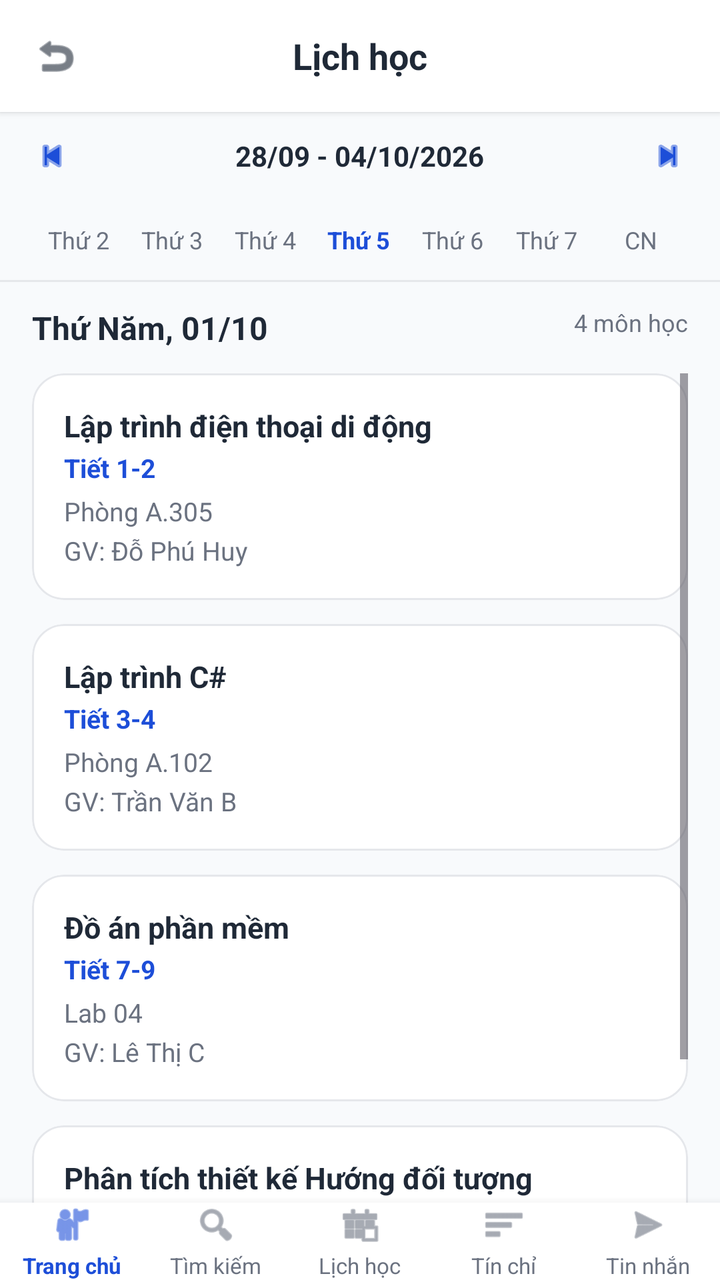
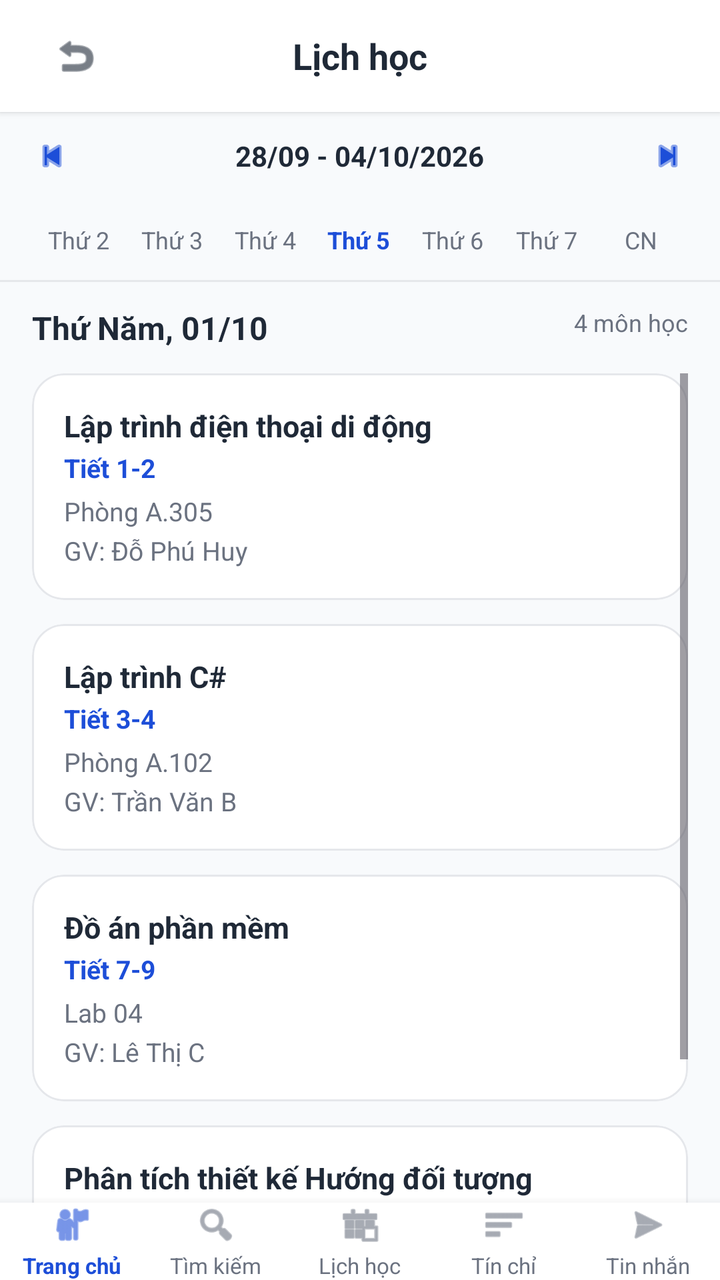

Two renders of the same Android screen: before a commit and after it. Below are the layout's source before the change and the commit's diff.
<!-- AndroidManifest.xml: application theme Theme.XayDung -->
<!-- res/layout/activity_schedule.xml -->
<?xml version="1.0" encoding="utf-8"?>
<RelativeLayout xmlns:android="http://schemas.android.com/apk/res/android"
    xmlns:app="http://schemas.android.com/apk/res-auto"
    android:layout_width="match_parent"
    android:layout_height="match_parent"
    android:background="@color/figma_bg">

    <LinearLayout
        android:layout_width="match_parent"
        android:layout_height="match_parent"
        android:layout_above="@id/bottomNavigation"
        android:orientation="vertical">

        
        <RelativeLayout
            android:layout_width="match_parent"
            android:layout_height="56dp"
            android:paddingHorizontal="16dp"
            android:background="@color/white"
            android:elevation="2dp">

            <ImageView
                android:id="@+id/btnBack"
                android:layout_width="24dp"
                android:layout_height="24dp"
                android:layout_centerVertical="true"
                android:src="@android:drawable/ic_menu_revert"
                android:contentDescription="Back"
                app:tint="@color/figma_text_primary" />

            <TextView
                android:layout_width="wrap_content"
                android:layout_height="wrap_content"
                android:layout_centerInParent="true"
                android:text="Lịch học"
                android:textColor="@color/figma_text_primary"
                android:textSize="18sp"
                android:textStyle="bold" />
        </RelativeLayout>

        
        <RelativeLayout
            android:layout_width="match_parent"
            android:layout_height="44dp"
            android:paddingHorizontal="16dp"
            android:gravity="center_vertical">

            <ImageView
                android:layout_width="20dp"
                android:layout_height="20dp"
                android:layout_alignParentStart="true"
                android:layout_centerVertical="true"
                android:src="@android:drawable/ic_media_previous"
                android:contentDescription="Prev"
                app:tint="@color/figma_blue" />

            <TextView
                android:layout_width="wrap_content"
                android:layout_height="wrap_content"
                android:layout_centerInParent="true"
                android:text="28/09 - 04/10/2026"
                android:textColor="@color/figma_text_primary"
                android:textSize="14sp"
                android:textStyle="bold" />

            <ImageView
                android:layout_width="20dp"
                android:layout_height="20dp"
                android:layout_alignParentEnd="true"
                android:layout_centerVertical="true"
                android:src="@android:drawable/ic_media_next"
                android:contentDescription="Next"
                app:tint="@color/figma_blue" />
        </RelativeLayout>

        
        <LinearLayout
            android:layout_width="match_parent"
            android:layout_height="40dp"
            android:orientation="horizontal"
            android:paddingHorizontal="16dp"
            android:gravity="center_vertical">

            <TextView
                android:layout_width="0dp"
                android:layout_height="wrap_content"
                android:layout_weight="1"
                android:gravity="center"
                android:text="Thứ 2"
                android:textColor="@color/figma_text_secondary"
                android:textSize="12sp" />

            <TextView
                android:layout_width="0dp"
                android:layout_height="wrap_content"
                android:layout_weight="1"
                android:gravity="center"
                android:text="Thứ 3"
                android:textColor="@color/figma_text_secondary"
                android:textSize="12sp" />

            <TextView
                android:layout_width="0dp"
                android:layout_height="wrap_content"
                android:layout_weight="1"
                android:gravity="center"
                android:text="Thứ 4"
                android:textColor="@color/figma_text_secondary"
                android:textSize="12sp" />

            <TextView
                android:layout_width="0dp"
                android:layout_height="wrap_content"
                android:layout_weight="1"
                android:gravity="center"
                android:text="Thứ 5"
                android:textColor="@color/figma_blue"
                android:textSize="12sp"
                android:textStyle="bold" />

            <TextView
                android:layout_width="0dp"
                android:layout_height="wrap_content"
                android:layout_weight="1"
                android:gravity="center"
                android:text="Thứ 6"
                android:textColor="@color/figma_text_secondary"
                android:textSize="12sp" />

            <TextView
                android:layout_width="0dp"
                android:layout_height="wrap_content"
                android:layout_weight="1"
                android:gravity="center"
                android:text="Thứ 7"
                android:textColor="@color/figma_text_secondary"
                android:textSize="12sp" />

            <TextView
                android:layout_width="0dp"
                android:layout_height="wrap_content"
                android:layout_weight="1"
                android:gravity="center"
                android:text="CN"
                android:textColor="@color/figma_text_secondary"
                android:textSize="12sp" />
        </LinearLayout>

        <View
            android:layout_width="match_parent"
            android:layout_height="1dp"
            android:background="@color/figma_card_border"
            android:layout_marginBottom="12dp" />

        
        <RelativeLayout
            android:layout_width="match_parent"
            android:layout_height="wrap_content"
            android:paddingHorizontal="16dp"
            android:layout_marginBottom="12dp">

            <TextView
                android:layout_width="wrap_content"
                android:layout_height="wrap_content"
                android:text="Thứ Năm, 01/10"
                android:textColor="@color/figma_text_primary"
                android:textSize="16sp"
                android:textStyle="bold" />

            <TextView
                android:layout_width="wrap_content"
                android:layout_height="wrap_content"
                android:layout_alignParentEnd="true"
                android:text="4 môn học"
                android:textColor="@color/figma_text_secondary"
                android:textSize="12sp" />
        </RelativeLayout>

        
        <ScrollView
            android:layout_width="match_parent"
            android:layout_height="match_parent"
            android:paddingHorizontal="16dp">

            <LinearLayout
                android:layout_width="match_parent"
                android:layout_height="wrap_content"
                android:orientation="vertical">

                
                <com.google.android.material.card.MaterialCardView
                    android:id="@+id/cardScheduleSubject1"
                    android:layout_width="match_parent"
                    android:layout_height="wrap_content"
                    android:layout_marginBottom="12dp"
                    app:cardCornerRadius="16dp"
                    app:cardElevation="0dp"
                    app:cardBackgroundColor="@color/white"
                    app:strokeColor="@color/figma_card_border"
                    app:strokeWidth="1dp"
                    android:clickable="true"
                    android:focusable="true">

                    <LinearLayout
                        android:layout_width="match_parent"
                        android:layout_height="wrap_content"
                        android:orientation="vertical"
                        android:padding="16dp">

                        <TextView
                            android:layout_width="wrap_content"
                            android:layout_height="wrap_content"
                            android:text="Lập trình điện thoại di động"
                            android:textColor="@color/figma_text_primary"
                            android:textSize="15sp"
                            android:textStyle="bold" />

                        <TextView
                            android:layout_width="wrap_content"
                            android:layout_height="wrap_content"
                            android:layout_marginTop="2dp"
                            android:text="Tiết 1-2"
                            android:textColor="@color/figma_blue"
                            android:textSize="13sp"
                            android:textStyle="bold" />

                        <TextView
                            android:layout_width="wrap_content"
                            android:layout_height="wrap_content"
                            android:layout_marginTop="4dp"
                            android:text="Phòng A.305"
                            android:textColor="@color/figma_text_secondary"
                            android:textSize="13sp" />

                        <TextView
                            android:layout_width="wrap_content"
                            android:layout_height="wrap_content"
                            android:layout_marginTop="2dp"
                            android:text="GV: Đỗ Phú Huy"
                            android:textColor="@color/figma_text_secondary"
                            android:textSize="13sp" />
                    </LinearLayout>
                </com.google.android.material.card.MaterialCardView>

                
                <com.google.android.material.card.MaterialCardView
                    android:layout_width="match_parent"
                    android:layout_height="wrap_content"
                    android:layout_marginBottom="12dp"
                    app:cardCornerRadius="16dp"
                    app:cardElevation="0dp"
                    app:cardBackgroundColor="@color/white"
                    app:strokeColor="@color/figma_card_border"
                    app:strokeWidth="1dp">

                    <LinearLayout
                        android:layout_width="match_parent"
                        android:layout_height="wrap_content"
                        android:orientation="vertical"
                        android:padding="16dp">

                        <TextView
                            android:layout_width="wrap_content"
                            android:layout_height="wrap_content"
                            android:text="Lập trình C#"
                            android:textColor="@color/figma_text_primary"
                            android:textSize="15sp"
                            android:textStyle="bold" />

                        <TextView
                            android:layout_width="wrap_content"
                            android:layout_height="wrap_content"
                            android:layout_marginTop="2dp"
                            android:text="Tiết 3-4"
                            android:textColor="@color/figma_blue"
                            android:textSize="13sp"
                            android:textStyle="bold" />

                        <TextView
                            android:layout_width="wrap_content"
                            android:layout_height="wrap_content"
                            android:layout_marginTop="4dp"
                            android:text="Phòng A.102"
                            android:textColor="@color/figma_text_secondary"
                            android:textSize="13sp" />

                        <TextView
                            android:layout_width="wrap_content"
                            android:layout_height="wrap_content"
                            android:layout_marginTop="2dp"
                            android:text="GV: Trần Văn B"
                            android:textColor="@color/figma_text_secondary"
                            android:textSize="13sp" />
                    </LinearLayout>
                </com.google.android.material.card.MaterialCardView>

                
                <com.google.android.material.card.MaterialCardView
                    android:layout_width="match_parent"
                    android:layout_height="wrap_content"
                    android:layout_marginBottom="12dp"
                    app:cardCornerRadius="16dp"
                    app:cardElevation="0dp"
                    app:cardBackgroundColor="@color/white"
                    app:strokeColor="@color/figma_card_border"
                    app:strokeWidth="1dp">

                    <LinearLayout
                        android:layout_width="match_parent"
                        android:layout_height="wrap_content"
                        android:orientation="vertical"
                        android:padding="16dp">

                        <TextView
                            android:layout_width="wrap_content"
                            android:layout_height="wrap_content"
                            android:text="Đồ án phần mềm"
                            android:textColor="@color/figma_text_primary"
                            android:textSize="15sp"
                            android:textStyle="bold" />

                        <TextView
                            android:layout_width="wrap_content"
                            android:layout_height="wrap_content"
                            android:layout_marginTop="2dp"
                            android:text="Tiết 7-9"
                            android:textColor="@color/figma_blue"
                            android:textSize="13sp"
                            android:textStyle="bold" />

                        <TextView
                            android:layout_width="wrap_content"
                            android:layout_height="wrap_content"
                            android:layout_marginTop="4dp"
                            android:text="Lab 04"
                            android:textColor="@color/figma_text_secondary"
                            android:textSize="13sp" />

                        <TextView
                            android:layout_width="wrap_content"
                            android:layout_height="wrap_content"
                            android:layout_marginTop="2dp"
                            android:text="GV: Lê Thị C"
                            android:textColor="@color/figma_text_secondary"
                            android:textSize="13sp" />
                    </LinearLayout>
                </com.google.android.material.card.MaterialCardView>

                
                <com.google.android.material.card.MaterialCardView
                    android:layout_width="match_parent"
                    android:layout_height="wrap_content"
                    android:layout_marginBottom="12dp"
                    app:cardCornerRadius="16dp"
                    app:cardElevation="0dp"
                    app:cardBackgroundColor="@color/white"
                    app:strokeColor="@color/figma_card_border"
                    app:strokeWidth="1dp">

                    <LinearLayout
                        android:layout_width="match_parent"
                        android:layout_height="wrap_content"
                        android:orientation="vertical"
                        android:padding="16dp">

                        <TextView
                            android:layout_width="wrap_content"
                            android:layout_height="wrap_content"
                            android:text="Phân tích thiết kế Hướng đối tượng"
                            android:textColor="@color/figma_text_primary"
                            android:textSize="15sp"
                            android:textStyle="bold" />

                        <TextView
                            android:layout_width="wrap_content"
                            android:layout_height="wrap_content"
                            android:layout_marginTop="2dp"
                            android:text="Tiết 10-11"
                            android:textColor="@color/figma_blue"
                            android:textSize="13sp"
                            android:textStyle="bold" />

                        <TextView
                            android:layout_width="wrap_content"
                            android:layout_height="wrap_content"
                            android:layout_marginTop="4dp"
                            android:text="Phòng B.201"
                            android:textColor="@color/figma_text_secondary"
                            android:textSize="13sp" />

                        <TextView
                            android:layout_width="wrap_content"
                            android:layout_height="wrap_content"
                            android:layout_marginTop="2dp"
                            android:text="GV: Nguyễn Văn A"
                            android:textColor="@color/figma_text_secondary"
                            android:textSize="13sp" />
                    </LinearLayout>
                </com.google.android.material.card.MaterialCardView>

            </LinearLayout>
        </ScrollView>

    </LinearLayout>

    <include
        android:id="@+id/bottomNavigation"
        layout="@layout/layout_bottom_nav"
        android:layout_width="match_parent"
        android:layout_height="wrap_content"
        android:layout_alignParentBottom="true" />

</RelativeLayout>
<!-- res/layout/layout_bottom_nav.xml (included above) -->
<?xml version="1.0" encoding="utf-8"?>
<LinearLayout xmlns:android="http://schemas.android.com/apk/res/android"
    xmlns:app="http://schemas.android.com/apk/res-auto"
    android:layout_width="match_parent"
    android:layout_height="64dp"
    android:background="@color/white"
    android:elevation="8dp"
    android:orientation="horizontal"
    android:gravity="center_vertical">

    
    <LinearLayout
        android:id="@+id/navHome"
        android:layout_width="0dp"
        android:layout_height="match_parent"
        android:layout_weight="1"
        android:gravity="center"
        android:orientation="vertical"
        android:clickable="true"
        android:focusable="true">

        <ImageView
            android:id="@+id/iconHome"
            android:layout_width="22dp"
            android:layout_height="22dp"
            android:src="@android:drawable/ic_menu_myplaces"
            android:contentDescription="Trang chủ"
            app:tint="@color/figma_blue" />

        <TextView
            android:id="@+id/textHome"
            android:layout_width="wrap_content"
            android:layout_height="wrap_content"
            android:layout_marginTop="2dp"
            android:text="Trang chủ"
            android:textColor="@color/figma_blue"
            android:textSize="11sp"
            android:textStyle="bold" />
    </LinearLayout>

    
    <LinearLayout
        android:id="@+id/navSearch"
        android:layout_width="0dp"
        android:layout_height="match_parent"
        android:layout_weight="1"
        android:gravity="center"
        android:orientation="vertical"
        android:clickable="true"
        android:focusable="true">

        <ImageView
            android:id="@+id/iconSearch"
            android:layout_width="22dp"
            android:layout_height="22dp"
            android:src="@android:drawable/ic_menu_search"
            android:contentDescription="Tìm kiếm"
            app:tint="@color/figma_text_secondary" />

        <TextView
            android:id="@+id/textSearch"
            android:layout_width="wrap_content"
            android:layout_height="wrap_content"
            android:layout_marginTop="2dp"
            android:text="Tìm kiếm"
            android:textColor="@color/figma_text_secondary"
            android:textSize="11sp" />
    </LinearLayout>

    
    <LinearLayout
        android:id="@+id/navSchedule"
        android:layout_width="0dp"
        android:layout_height="match_parent"
        android:layout_weight="1"
        android:gravity="center"
        android:orientation="vertical"
        android:clickable="true"
        android:focusable="true">

        <ImageView
            android:id="@+id/iconSchedule"
            android:layout_width="22dp"
            android:layout_height="22dp"
            android:src="@android:drawable/ic_menu_today"
            android:contentDescription="Lịch học"
            app:tint="@color/figma_text_secondary" />

        <TextView
            android:id="@+id/textSchedule"
            android:layout_width="wrap_content"
            android:layout_height="wrap_content"
            android:layout_marginTop="2dp"
            android:text="Lịch học"
            android:textColor="@color/figma_text_secondary"
            android:textSize="11sp" />
    </LinearLayout>

    
    <LinearLayout
        android:id="@+id/navCredit"
        android:layout_width="0dp"
        android:layout_height="match_parent"
        android:layout_weight="1"
        android:gravity="center"
        android:orientation="vertical"
        android:clickable="true"
        android:focusable="true">

        <ImageView
            android:id="@+id/iconCredit"
            android:layout_width="22dp"
            android:layout_height="22dp"
            android:src="@android:drawable/ic_menu_sort_by_size"
            android:contentDescription="Tín chỉ"
            app:tint="@color/figma_text_secondary" />

        <TextView
            android:id="@+id/textCredit"
            android:layout_width="wrap_content"
            android:layout_height="wrap_content"
            android:layout_marginTop="2dp"
            android:text="Tín chỉ"
            android:textColor="@color/figma_text_secondary"
            android:textSize="11sp" />
    </LinearLayout>

    
    <LinearLayout
        android:id="@+id/navMessage"
        android:layout_width="0dp"
        android:layout_height="match_parent"
        android:layout_weight="1"
        android:gravity="center"
        android:orientation="vertical"
        android:clickable="true"
        android:focusable="true">

        <ImageView
            android:id="@+id/iconMessage"
            android:layout_width="22dp"
            android:layout_height="22dp"
            android:src="@android:drawable/ic_menu_send"
            android:contentDescription="Tin nhắn"
            app:tint="@color/figma_text_secondary" />

        <TextView
            android:id="@+id/textMessage"
            android:layout_width="wrap_content"
            android:layout_height="wrap_content"
            android:layout_marginTop="2dp"
            android:text="Tin nhắn"
            android:textColor="@color/figma_text_secondary"
            android:textSize="11sp" />
    </LinearLayout>

</LinearLayout>
<!-- resources referenced by this layout -->
<resources>
  <color name="figma_bg">#F8FAFC</color>
  <color name="figma_blue">#1D4ED8</color>
  <color name="figma_card_border">#E5E7EB</color>
  <color name="figma_text_primary">#1F2937</color>
  <color name="figma_text_secondary">#6B7280</color>
  <color name="white">#FFFFFFFF</color>
  <style name="Theme.XayDung" parent="Base.Theme.XayDung" />
  <style name="Base.Theme.XayDung" parent="Theme.Material3.DayNight.NoActionBar">
          <item name="colorPrimary">@color/figma_blue</item>
          <item name="colorPrimaryDark">@color/figma_blue_dark</item>
          <item name="colorSecondary">@color/figma_blue</item>
          <item name="android:windowBackground">@color/figma_bg</item>
      </style>
  <color name="figma_blue_dark">#1E40AF</color>
</resources>

<!-- the commit's change to res/layout/activity_schedule.xml (unified diff, before → after) -->
@@ -21,9 +21,13 @@
 
             <ImageView
                 android:id="@+id/btnBack"
-                android:layout_width="24dp"
-                android:layout_height="24dp"
+                android:layout_width="44dp"
+                android:layout_height="44dp"
                 android:layout_centerVertical="true"
+                android:padding="10dp"
+                android:clickable="true"
+                android:focusable="true"
+                android:background="?attr/selectableItemBackgroundBorderless"
                 android:src="@android:drawable/ic_menu_revert"
                 android:contentDescription="Back"
                 app:tint="@color/figma_text_primary" />
